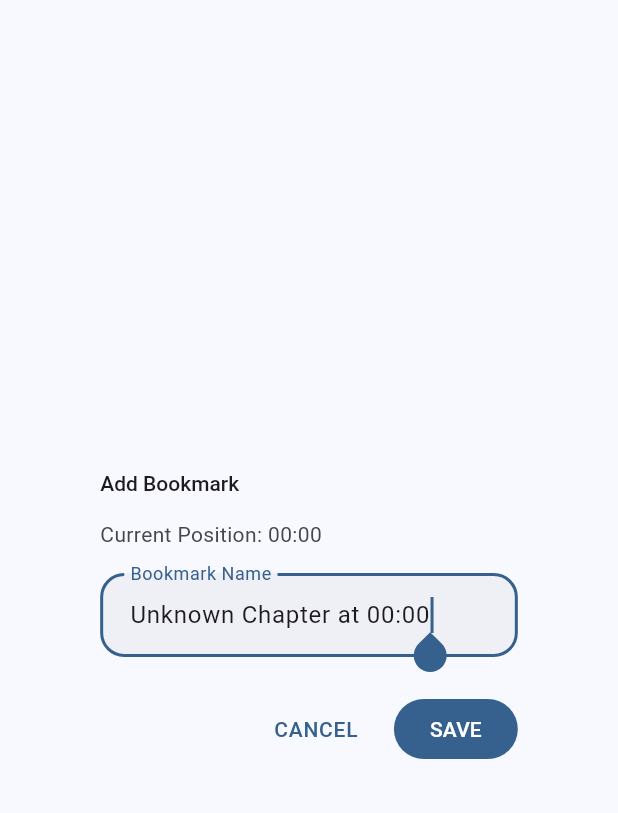
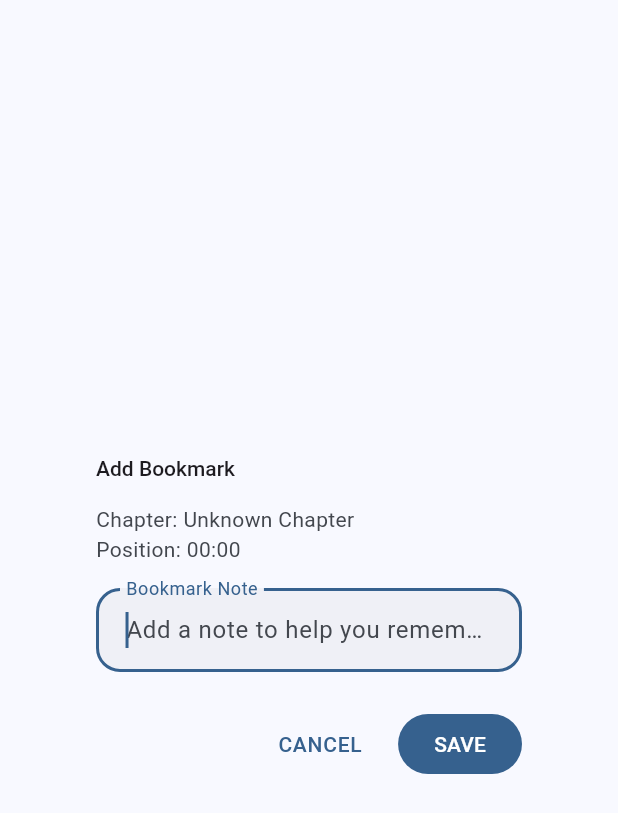
Before and after one commit to rajatmshukla/widdle_reader, a Flutter app: the AddBookmarkDialog widget shown alone on an empty page, opened directly with empty values, on a phone screen of 412 x 824 dp. Shown: the top 813 px of the screen. Run offline on Flutter 3.47's test engine with Material 3 defaults, Android fonts, the phone set to English and light mode, and no system bars; our stand-ins replace audio_service, device_info_plus, file_picker, flutter_colorpicker, google_fonts, just_audio and 5 more; missing offline and left inert: audio_session, flutter_media_metadata; accounts and stored records are empty; statements that could not run were skipped.

Commit message:
Update bookmark dialog to leave text field empty and prompt users for notes

```diff
--- a/lib/widgets/add_bookmark_dialog.dart
+++ b/lib/widgets/add_bookmark_dialog.dart
@@ -30,7 +30,7 @@ class _AddBookmarkDialogState extends State<AddBookmarkDialog> {
   @override
   void initState() {
     super.initState();
-    // Default name suggestion based on chapter and timestamp
+    // Find the current chapter for display purposes only
     final chapter = widget.audiobook.chapters.firstWhere(
       (c) => c.id == widget.currentChapterId,
       orElse: () => Chapter(
@@ -40,8 +40,9 @@ class _AddBookmarkDialogState extends State<AddBookmarkDialog> {
       ),
     );
 
-    final timestamp = formatDetailedDuration(widget.currentPosition);
-    _nameController.text = '${chapter.title} at $timestamp';
+    // Leave the text field empty to prompt user input
+    // The timestamp info will be displayed separately
+    _nameController.text = '';
   }
 
   @override
@@ -75,6 +76,16 @@ class _AddBookmarkDialogState extends State<AddBookmarkDialog> {
   Widget build(BuildContext context) {
     final colorScheme = Theme.of(context).colorScheme;
 
+    // Find chapter title for display purposes
+    final chapter = widget.audiobook.chapters.firstWhere(
+      (c) => c.id == widget.currentChapterId,
+      orElse: () => Chapter(
+        id: widget.currentChapterId,
+        title: 'Unknown Chapter',
+        audiobookId: widget.audiobook.id,
+      ),
+    );
+
     return AlertDialog(
       title: Text('Add Bookmark'),
       content: Form(
@@ -84,7 +95,14 @@ class _AddBookmarkDialogState extends State<AddBookmarkDialog> {
           crossAxisAlignment: CrossAxisAlignment.start,
           children: [
             Text(
-              'Current Position: ${formatDetailedDuration(widget.currentPosition)}',
+              'Chapter: ${chapter.title}',
+              style: TextStyle(
+                fontSize: 14,
+                color: colorScheme.onSurfaceVariant,
+              ),
+            ),
+            Text(
+              'Position: ${formatDetailedDuration(widget.currentPosition)}',
               style: TextStyle(
                 fontSize: 14,
                 color: colorScheme.onSurfaceVariant,
@@ -94,15 +112,15 @@ class _AddBookmarkDialogState extends State<AddBookmarkDialog> {
             TextFormField(
               controller: _nameController,
               decoration: InputDecoration(
-                labelText: 'Bookmark Name',
-                hintText: 'Enter a name for this bookmark',
+                labelText: 'Bookmark Note',
+                hintText: 'Add a note to help you remember this spot',
                 border: OutlineInputBorder(),
               ),
               autofocus: true,
               textInputAction: TextInputAction.done,
               validator: (value) {
                 if (value == null || value.trim().isEmpty) {
-                  return 'Please enter a name for the bookmark';
+                  return 'Please add a note for this bookmark';
                 }
                 return null;
               },
```
